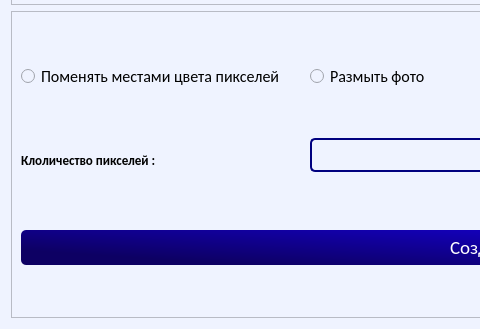
Qt form ui/main.ui (nais2008/progect_yandex) before a commit; both pictures show x 0 to 480 and y 313 to 642 of the 964 by 642 pixel window.
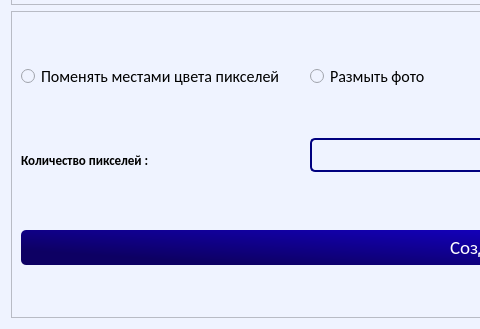
The same form after that commit.

Commit message: filtr_from_foto

Diff of the .ui file:
```diff
--- a/ui/main.ui
+++ b/ui/main.ui
@@ -200,7 +200,7 @@
            </font>
           </property>
           <property name="text">
-           <string>Клоличество пикселей :</string>
+           <string>Количество пикселей :</string>
           </property>
          </widget>
         </item>
```
